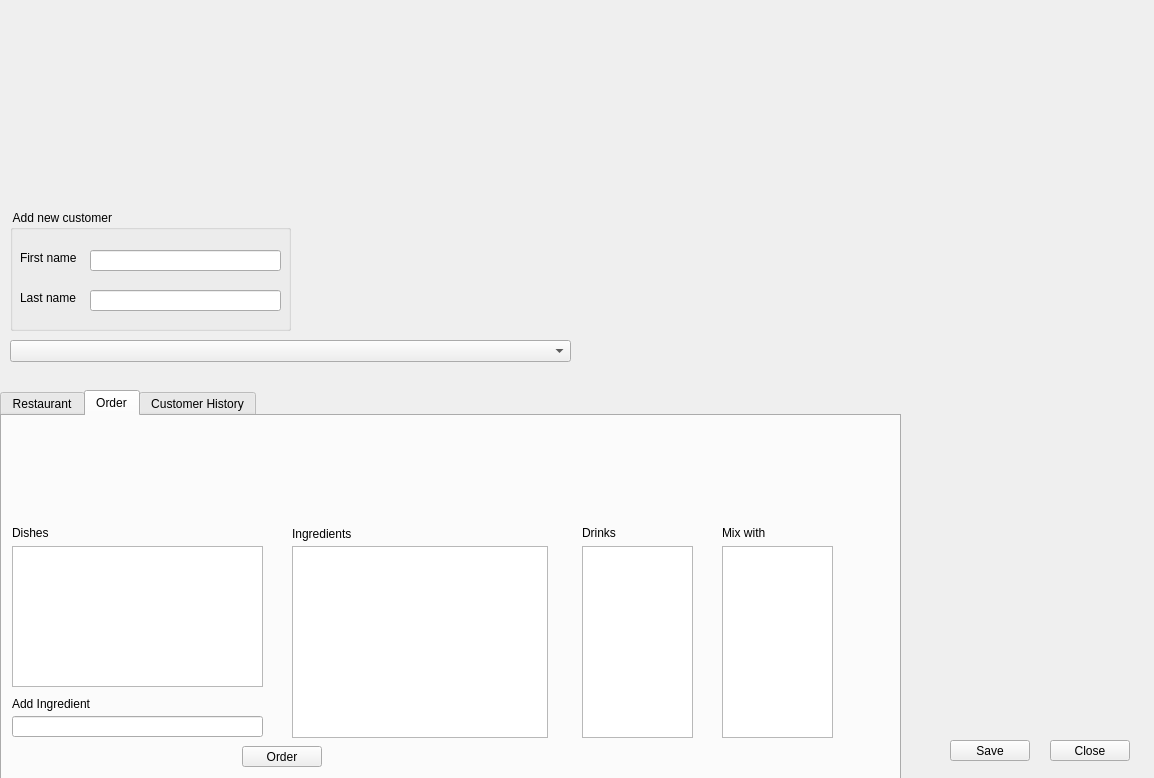
Old version of the form qtwin.ui in the repository zero4ever30/Restaurant.
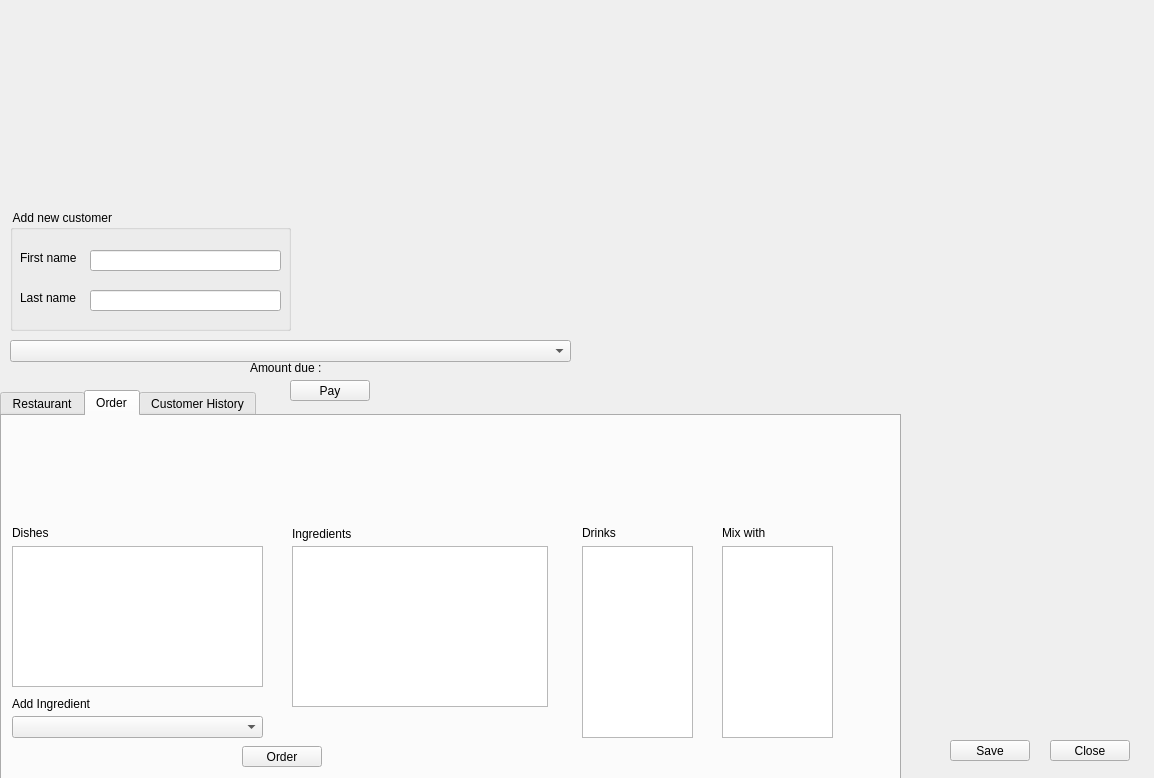
New version of the form.

Commit message:
Bug in MixedDrink.GetIngredients ... check main.cpp to use the GUI uncomment in main
Done :
now ingredients can be added , and the price is always in item num list->count() aka the last item.
added two operator overloadings

templates are still not working.

Patch:
```diff
--- a/qtwin.ui
+++ b/qtwin.ui
@@ -124,7 +124,7 @@
        <x>290</x>
        <y>130</y>
        <width>256</width>
-       <height>192</height>
+       <height>161</height>
       </rect>
      </property>
     </widget>
@@ -141,16 +141,6 @@
       <string>Ingredients</string>
      </property>
     </widget>
-    <widget class="QLineEdit" name="addIngredientText">
-     <property name="geometry">
-      <rect>
-       <x>10</x>
-       <y>300</y>
-       <width>251</width>
-       <height>21</height>
-      </rect>
-     </property>
-    </widget>
     <widget class="QLabel" name="label_2">
      <property name="geometry">
       <rect>
@@ -187,6 +177,16 @@
       <string>Mix with</string>
      </property>
     </widget>
+    <widget class="QComboBox" name="addIngredientcomboBox">
+     <property name="geometry">
+      <rect>
+       <x>10</x>
+       <y>300</y>
+       <width>251</width>
+       <height>22</height>
+      </rect>
+     </property>
+    </widget>
    </widget>
    <widget class="QWidget" name="TabCH">
     <attribute name="title">
@@ -324,6 +324,32 @@
     </property>
    </widget>
   </widget>
+  <widget class="QLabel" name="amountdueText">
+   <property name="geometry">
+    <rect>
+     <x>250</x>
+     <y>360</y>
+     <width>221</width>
+     <height>16</height>
+    </rect>
+   </property>
+   <property name="text">
+    <string>Amount due : </string>
+   </property>
+  </widget>
+  <widget class="QPushButton" name="payButton">
+   <property name="geometry">
+    <rect>
+     <x>290</x>
+     <y>380</y>
+     <width>80</width>
+     <height>21</height>
+    </rect>
+   </property>
+   <property name="text">
+    <string>Pay</string>
+   </property>
+  </widget>
  </widget>
  <resources/>
  <connections>
```
The commit also changes 16 other files.
